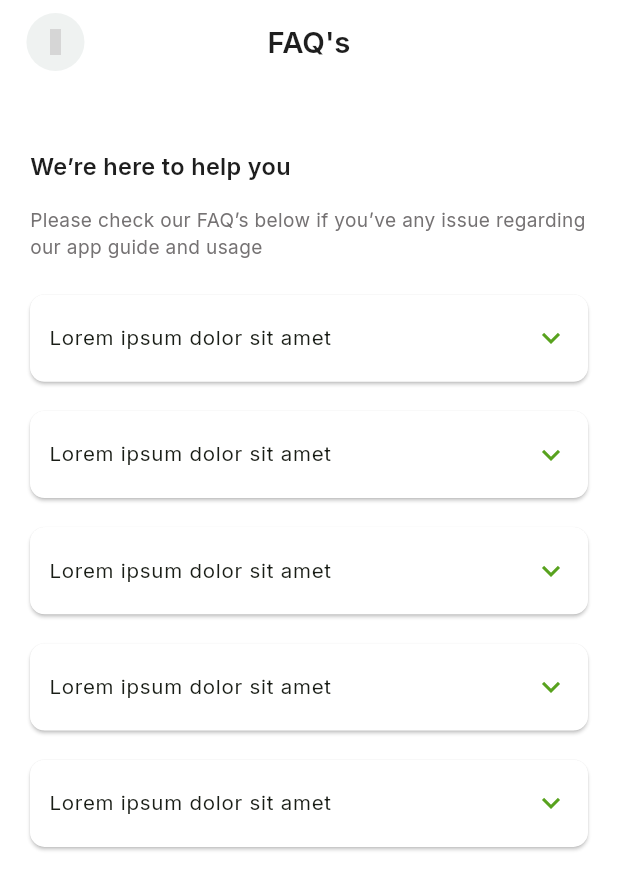
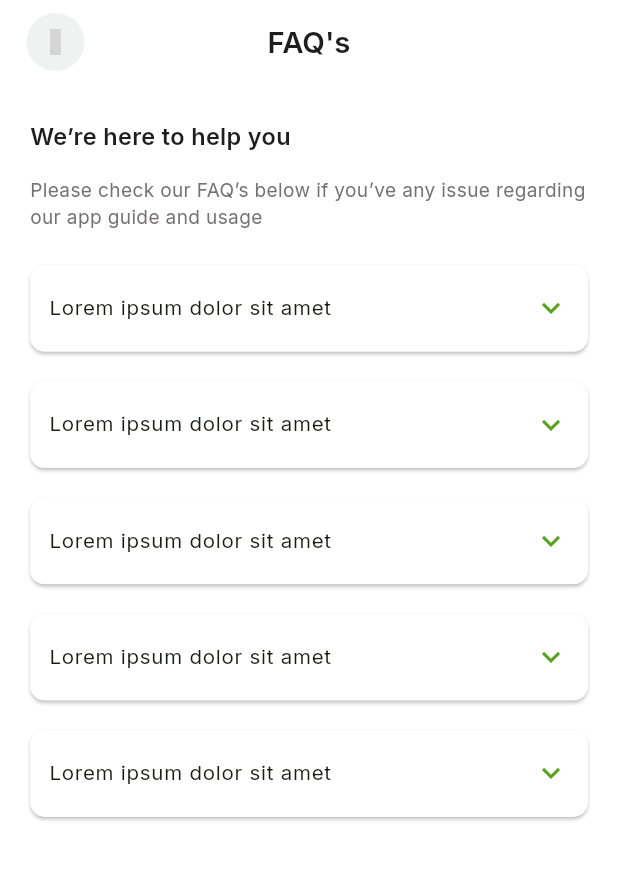
Before and after one commit to Uzair-flutter/Gopher, a Flutter app: the FaqsScreen screen opened by its route, on a phone screen of 412 x 824 dp. Shown: the top 890 px of the screen. Run offline on Flutter 3.47's test engine with Material 3 defaults, Android fonts, the phone set to English and light mode, and no system bars; our stand-ins replace carousel_slider, country_picker, flutter_rating_bar, flutter_screenutil, flutter_svg, google_fonts and 5 more; missing offline and left inert: syncfusion_flutter_core; accounts and stored records are empty; grey boxes are pictures that could not be loaded.

Commit message:
fix: Adjust padding in FaqsScreen and TermsAndConditionsScreen for consistency

```diff
--- a/lib/screens/faqs_screen.dart
+++ b/lib/screens/faqs_screen.dart
@@ -11,7 +11,7 @@ class FaqsScreen extends StatelessWidget {
     return Scaffold(
       appBar: CustomAppBar(title: "FAQ's"),
       body: Padding(
-        padding: EdgeInsets.all(20.0),
+        padding: EdgeInsets.symmetric(horizontal: 20.0),
         child: SingleChildScrollView(
           child: Column(
             crossAxisAlignment: CrossAxisAlignment.start,
--- a/lib/screens/terms_and_condition_screen.dart
+++ b/lib/screens/terms_and_condition_screen.dart
@@ -12,7 +12,7 @@ class TermsAndConditionsScreen extends StatelessWidget {
       body: SafeArea(
         top: false,
         child: Padding(
-          padding: EdgeInsets.symmetric(horizontal: 25.w),
+          padding: EdgeInsets.symmetric(horizontal: 24.w),
           child: SingleChildScrollView(
             child: Column(
               crossAxisAlignment: CrossAxisAlignment.start,
```
